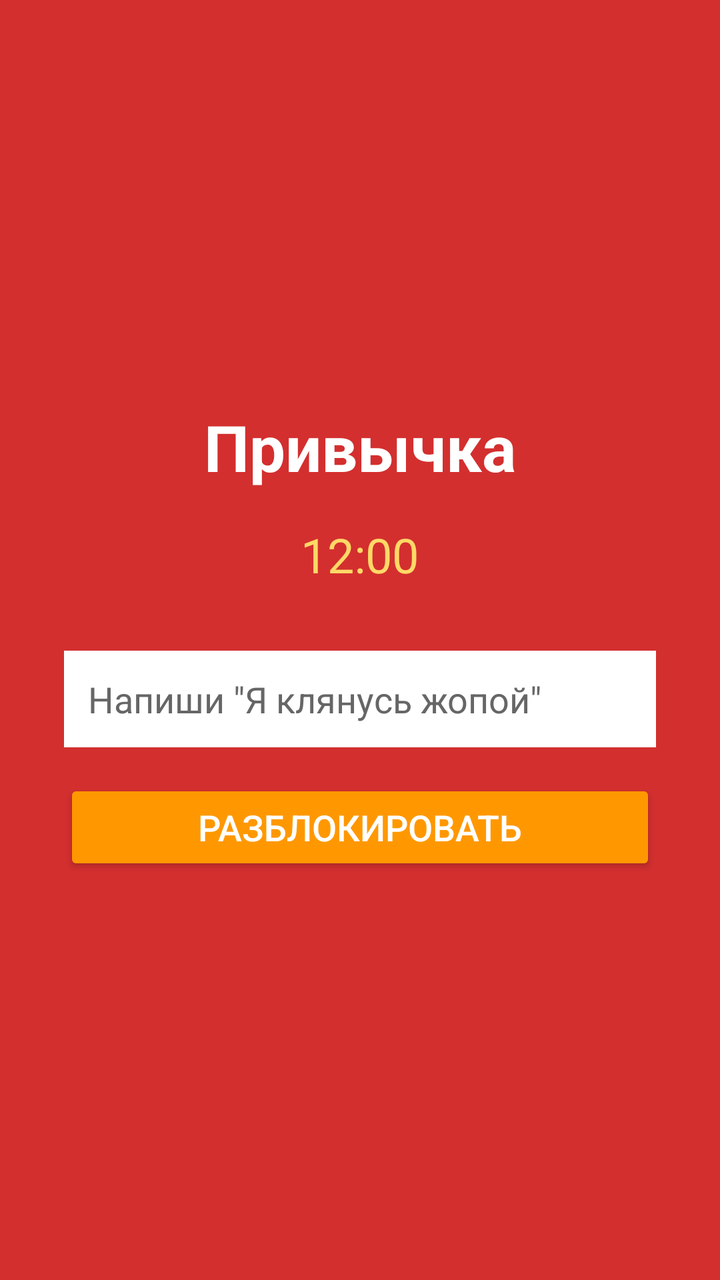
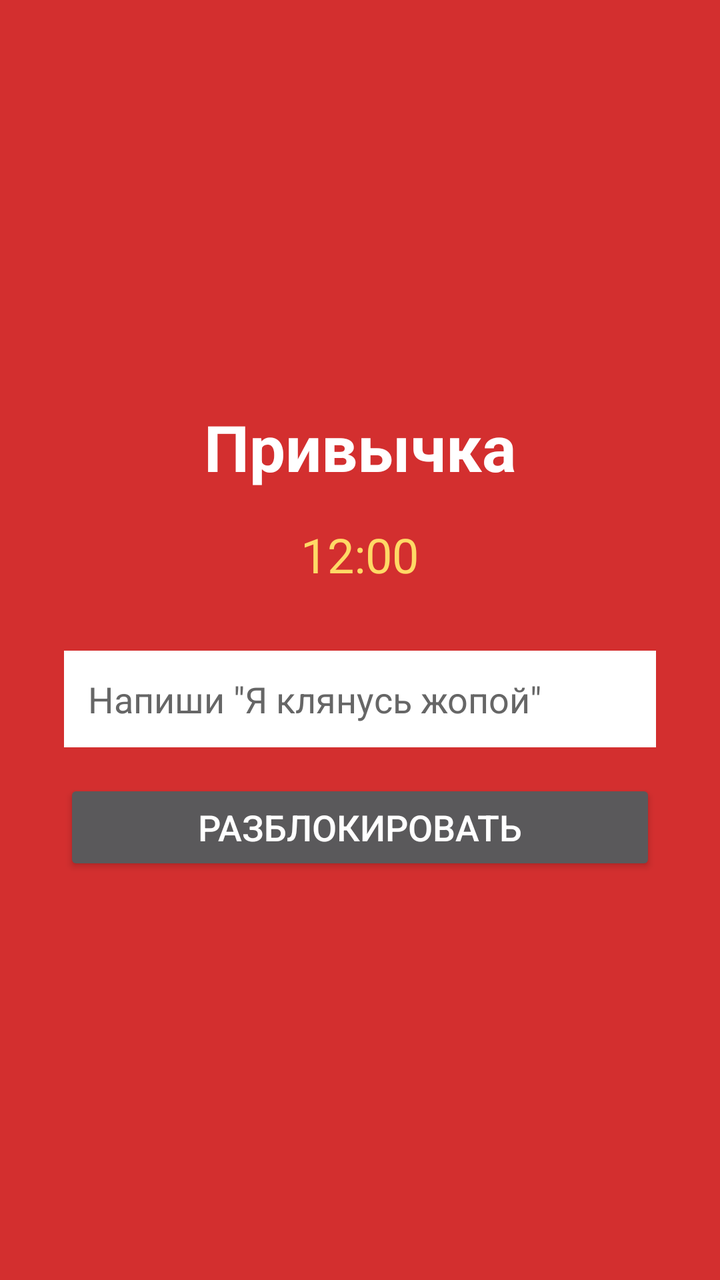

The first picture is an Android layout as it rendered before a commit; the second is the same layout after the commit. The layout source and the unified diff follow.
<!-- AndroidManifest.xml: application theme Theme.AppCompat.NoActionBar -->
<!-- res/layout/lock_screen.xml -->
<?xml version="1.0" encoding="utf-8"?>
<LinearLayout xmlns:android="http://schemas.android.com/apk/res/android"
    android:layout_width="match_parent"
    android:layout_height="match_parent"
    android:orientation="vertical"
    android:gravity="center"
    android:background="#D32F2F"
    android:padding="32dp">

    <TextView
        android:id="@+id/tvHabitName"
        android:layout_width="wrap_content"
        android:layout_height="wrap_content"
        android:text="Привычка"
        android:textSize="32sp"
        android:textColor="#FFFFFF"
        android:textStyle="bold"/>

    <TextView
        android:id="@+id/tvTime"
        android:layout_width="wrap_content"
        android:layout_height="wrap_content"
        android:text="12:00"
        android:textSize="24sp"
        android:textColor="#FFD966"
        android:layout_marginTop="16dp"
        android:layout_marginBottom="32dp"/>

    <EditText
        android:id="@+id/etConfirm"
        android:layout_width="match_parent"
        android:layout_height="wrap_content"
        android:hint='Напиши "Я клянусь жопой"'
        android:textColor="#000000"
        android:textColorHint="#666666"
        android:background="#FFFFFF"
        android:padding="12dp"
        android:layout_marginBottom="16dp"/>

    <Button
        android:id="@+id/btnUnlock"
        android:layout_width="match_parent"
        android:layout_height="wrap_content"
        android:text="РАЗБЛОКИРОВАТЬ"
        android:textSize="18sp"
        android:backgroundTint="#FF9800"
        android:textColor="#FFFFFF"/>

</LinearLayout>
<!-- resources referenced by this layout -->
<resources>

</resources>

<!-- the commit's change to res/layout/lock_screen.xml (unified diff, before → after) -->
@@ -42,8 +42,6 @@
         android:layout_width="match_parent"
         android:layout_height="wrap_content"
         android:text="РАЗБЛОКИРОВАТЬ"
-        android:textSize="18sp"
-        android:backgroundTint="#FF9800"
-        android:textColor="#FFFFFF"/>
+        android:textSize="18sp"/>
 
 </LinearLayout>
